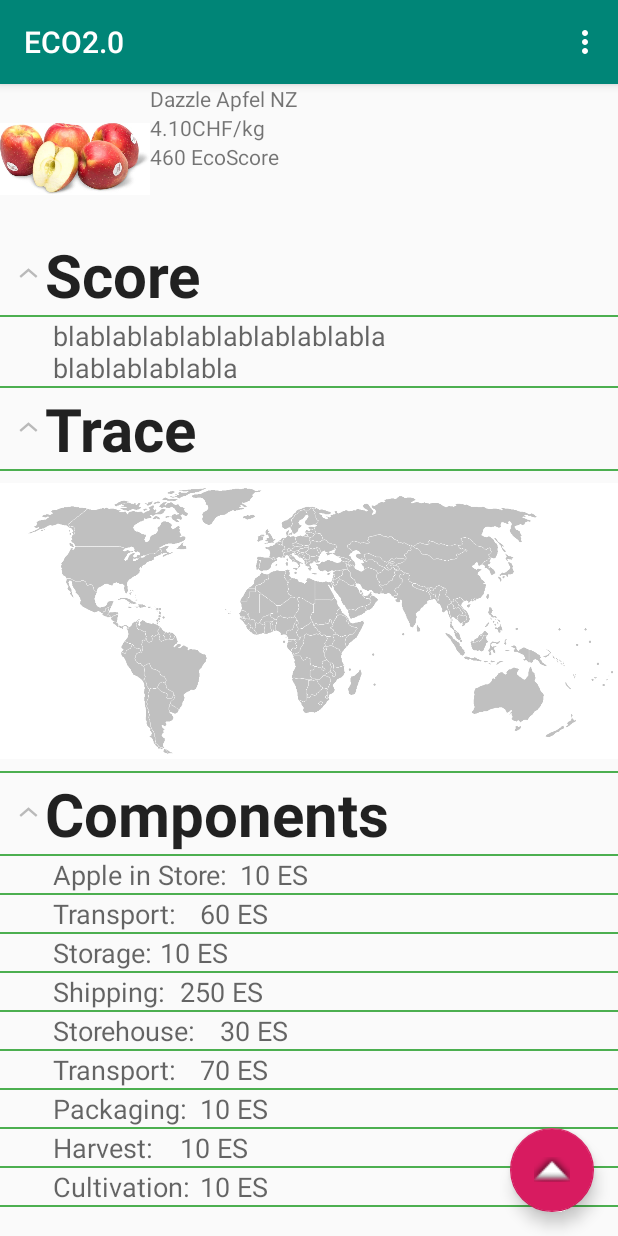
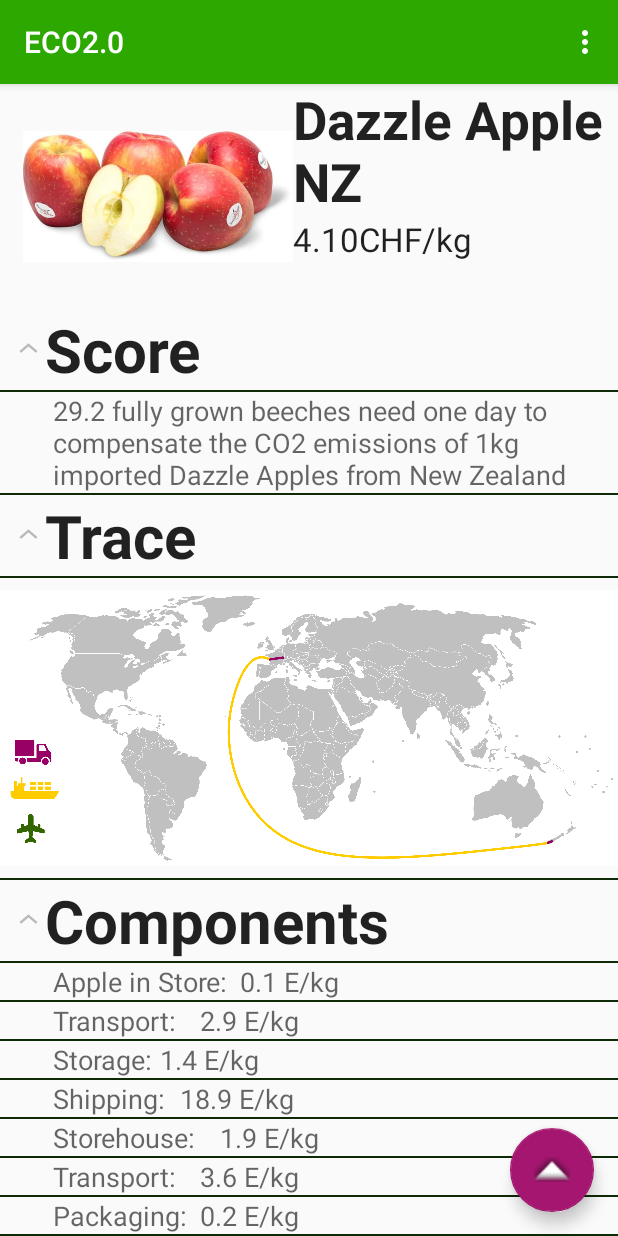
Before and after one commit to trapwired/ECO2.0, an Android app: the screen it shows after launch (InfoPreviewActivity), on a phone screen of 412 x 824 dp. Run offline under Robolectric (Android 15) with nearby library versions, the phone set to English and light mode, and no system bars.

Commit message:
super cool night shift changes

```diff
--- a/app/src/main/java/ch/tamidosa/eco20/InfoPreviewActivity.java
+++ b/app/src/main/java/ch/tamidosa/eco20/InfoPreviewActivity.java
@@ -189,48 +189,48 @@
         //2316
         switch(scanNr){ //EcoScore rechnungen stimmen!!!
             case 2314:
-                setHeader("Chiquita Banana","2.90CHF/kg","455 EcoScore");
-                addProduct("Score", "blablablablablablablablabla\nblablablablabla");
+                setHeader("Chiquita Banana","2.90CHF/kg","18.7");
+                addProduct("Score", "18.7 fully grown beeches need one day to compensate the CO2 emissions of 1 kg Chiquita Banana's from Colombia");
                 addProduct("Trace","TransportBanana");
-                addProduct("Components","Banana in Store:\t10 ES");
-                addProduct("Components","Transport:\t50 ES");
-                addProduct("Components","Ripe Chamber:\t 40 ES");
-                addProduct("Components","Shipping:\t 250 ES");
-                addProduct("Components","Storage:\t 30 ES");
-                addProduct("Components","Transport:\t 30 ES");
-                addProduct("Components","Storage:\t 10 ES");
-                addProduct("Components","Packaging:\t 10 ES");
-                addProduct("Components","Harvest:\t 15 ES");
-                addProduct("Components","Cultivation:\t 10 ES");
+                addProduct("Components","Banana in Store:\t0.1 E/kg");
+                addProduct("Components","Transport:\t2.8 E/kg");
+                addProduct("Components","Ripe Chamber:\t3.2 E/kg");
+                addProduct("Components","Shipping:\t8.9 E/kg");
+                addProduct("Components","Storage:\t1.1 E/kg");
+                addProduct("Components","Transport:\t1.9 E/kg");
+                addProduct("Components","Storage:\t0.3 E/kg");
+                addProduct("Components","Packaging:\t0.2 E/kg");
+                addProduct("Components","Harvest:\t0.1 E/kg");
+                addProduct("Components","Cultivation:\t0.1 E/kg");
                 break;
             case 2315:
-                setHeader("Gala Apfel CH","4.90CHF/kg","600 EcoScore");
-                addProduct("Score", "blablablablablablablablabla\nblablablablabla");
+                setHeader("Gala Apple CH","4.90CHF/kg","4.9");
+                addProduct("Score", "4.9 fully grown beeches need one day to compensate the CO2 emissions of 1 kg local grown Gala Apple's.\nThis number can deviate strongly depending on the season");
                 addProduct("Trace","TransportAppleCH");
-                addProduct("Components","Apple in Store:\t 10 ES");
-                addProduct("Components","Transport:\t 60 ES");
-                addProduct("Components","Storage:\t 10 ES");
-                addProduct("Components","Transport:\t 40 ES");
-                addProduct("Components","Packaging:\t 10 ES");
-                addProduct("Components","Storehouse:\t 400 ES");
-                addProduct("Components","Transport:\t 50 ES");
-                addProduct("Components","Harvest:\t 10 ES");
-                addProduct("Components","Cultivation:\t 10 ES");
+                addProduct("Components","Apple in Store:\t 0.1 E/kg");
+                addProduct("Components","Transport:\t 1.2 E/kg");
+                addProduct("Components","Storage:\t 0.2 E/kg");
+                addProduct("Components","Transport:\t 1.0 E/kg");
+                addProduct("Components","Packaging:\t 0.2 E/kg");
+                addProduct("Components","Storehouse:\t 0.3 E/kg");
+                addProduct("Components","Transport:\t 1.6 E/kg");
+                addProduct("Components","Harvest:\t 0.2 E/kg");
+                addProduct("Components","Cultivation:\t 0.1 E/kg");
                 break;
             case 2316:
                 default:
-                    setHeader("Dazzle Apfel NZ","4.10CHF/kg","460 EcoScore");
-                    addProduct("Score", "blablablablablablablablabla\nblablablablabla");
+                    setHeader("Dazzle Apple NZ","4.10CHF/kg","29.2");
+                    addProduct("Score", "29.2 fully grown beeches need one day to compensate the CO2 emissions of 1kg imported Dazzle Apples from New Zealand");
                     addProduct("Trace","TransportAppleNZ");
-                    addProduct("Components","Apple in Store:\t 10 ES");
-                    addProduct("Components","Transport:\t 60 ES");
-                    addProduct("Components","Storage:\t 10 ES");
-                    addProduct("Components","Shipping:\t 250 ES");
-                    addProduct("Components","Storehouse:\t 30 ES");
-                    addProduct("Components","Transport:\t 70 ES");
-                    addProduct("Components","Packaging:\t 10 ES");
-                    addProduct("Components","Harvest:\t 10 ES");
-                    addProduct("Components","Cultivation:\t 10 ES");
+                    addProduct("Components","Apple in Store:\t 0.1 E/kg");
+                    addProduct("Components","Transport:\t 2.9 E/kg");
+                    addProduct("Components","Storage:\t 1.4 E/kg");
+                    addProduct("Components","Shipping:\t 18.9 E/kg");
+                    addProduct("Components","Storehouse:\t 1.9 E/kg");
+                    addProduct("Components","Transport:\t 3.6 E/kg");
+                    addProduct("Components","Packaging:\t 0.2 E/kg");
+                    addProduct("Components","Harvest:\t 0.2 E/kg");
+                    addProduct("Components","Cultivation:\t 0.1 E/kg");
         }
     }
 
--- a/app/src/main/res/layout/content_info_preview.xml
+++ b/app/src/main/res/layout/content_info_preview.xml
@@ -19,8 +19,9 @@
 
             <ImageView
                 android:id="@+id/product_preview_img"
-                android:layout_width="100dp"
-                android:layout_height="100dp"
+                android:layout_marginLeft="15dp"
+                android:layout_width="180dp"
+                android:layout_height="150dp"
                 android:layout_gravity="left"
                 android:contentDescription="@string/img_product"
                 android:src="@drawable/bananen" />
@@ -33,19 +34,45 @@
                     android:id="@+id/product_name"
                     android:layout_width="wrap_content"
                     android:layout_height="wrap_content"
+                    android:textAppearance="@style/TextAppearance.AppCompat.Large"
+                    android:textSize="35sp"
+                    android:textStyle="bold"
                     android:text="Hello World!" />
                 <TextView
                     android:id="@+id/product_price"
+                    android:layout_gravity="bottom"
+                    android:textAppearance="@style/TextAppearance.AppCompat.Large"
                     android:layout_width="wrap_content"
                     android:layout_height="wrap_content"
                     android:text="Hello World!" />
                 <TextView
+                    android:text=""
+                    android:layout_width="wrap_content"
+                    android:layout_height="wrap_content"
+                    android:textSize="20dp"/>
+                <LinearLayout
+                    android:layout_width="match_parent"
+                    android:layout_height="wrap_content">
+
+                <TextView
                     android:id="@+id/product_score"
+                    android:layout_gravity="bottom|end"
+                    android:textAppearance="@style/TextAppearance.AppCompat.Large"
+                    android:textSize="45dp"
+                    android:textStyle="bold"
+                    android:layout_marginRight="15dp"
                     android:layout_width="wrap_content"
                     android:layout_height="wrap_content"
                     android:text="Hello World!" />
+                <ImageView
+                    android:layout_width="22dp"
+                    android:layout_height="42dp"
+                    android:layout_marginTop="10dp"
+                    android:layout_marginLeft="-10dp"
+                    android:src="@drawable/ecos"/>
+                </LinearLayout>
+            </LinearLayout>
 
-            </LinearLayout>
         </TableRow>
 
         <RelativeLayout
@@ -57,8 +84,8 @@
                 android:id="@+id/simpleExpandableListView"
                 android:layout_width="match_parent"
                 android:layout_height="fill_parent"
-                android:childDivider="#4CAF50"
-                android:divider="#009688"
+                android:childDivider="#0E2906"
+                android:divider="#D69E06"
                 android:dividerHeight="1dp" />
 
         </RelativeLayout>
--- a/app/src/main/res/values/colors.xml
+++ b/app/src/main/res/values/colors.xml
@@ -1,6 +1,6 @@
 <?xml version="1.0" encoding="utf-8"?>
 <resources>
-    <color name="colorPrimary">#008577</color>
-    <color name="colorPrimaryDark">#00574B</color>
-    <color name="colorAccent">#D81B60</color>
+    <color name="colorPrimary">#2DA800</color>
+    <color name="colorPrimaryDark">#1A5F00</color>
+    <color name="colorAccent">#A51670</color>
 </resources>
```
Also changed, not shown: app/src/main/res/drawable/ecos.png (added), app/src/main/res/drawable/world_map.png, app/src/main/res/drawable/world_map_banane.png, app/src/main/res/drawable/world_map_nz.png.
